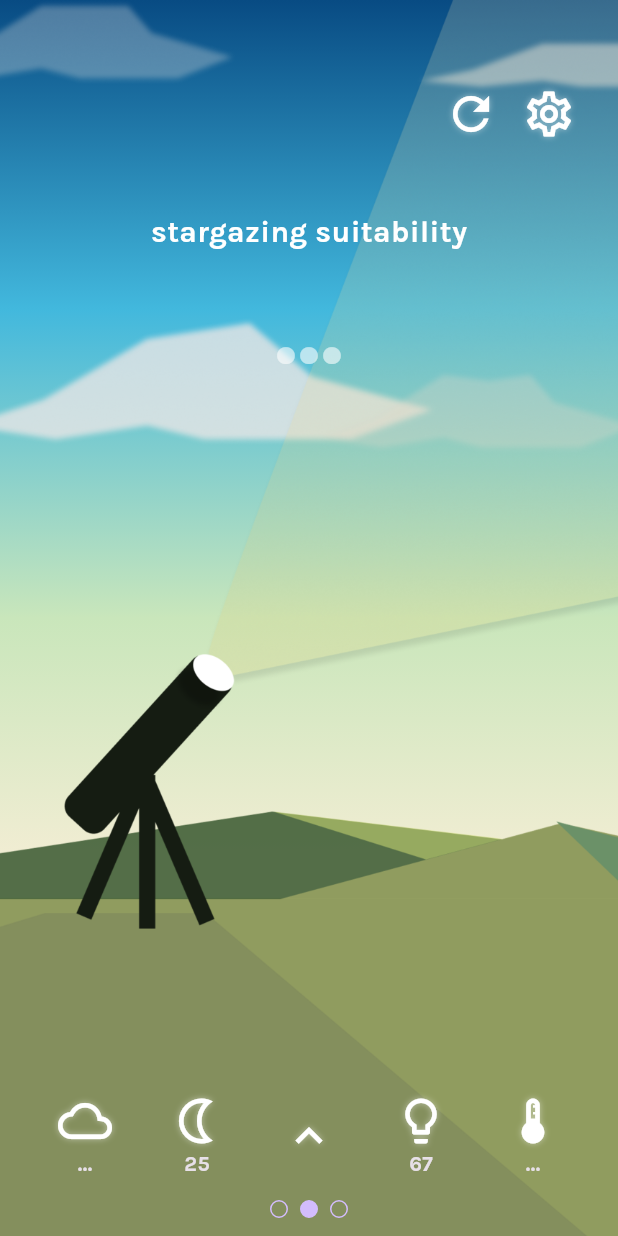
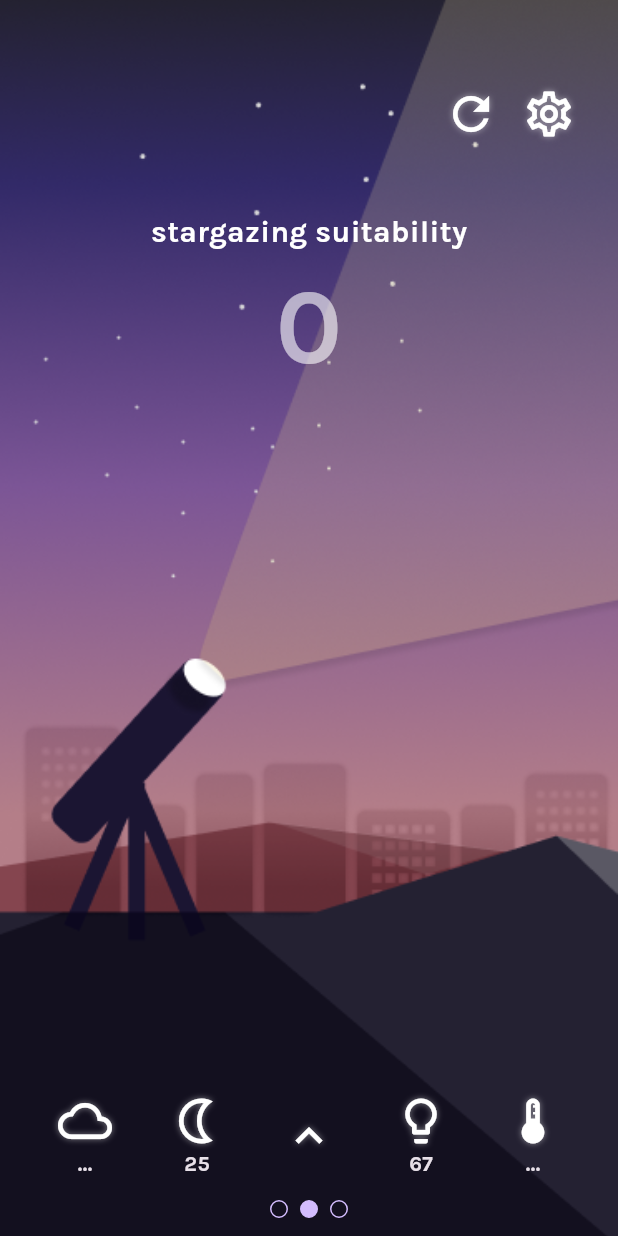
Before and after one commit to khorcarol/skyspy, a Flutter app: the screen it shows after launch, on a phone screen of 412 x 824 dp. Run offline on Flutter 3.47's test engine with Material 3 defaults, Android fonts, the phone set to English and light mode, and no system bars; our stand-ins replace charts_flutter, google_maps_flutter, weather; missing offline and left inert: map_location_picker; network calls fail.

Commit message:
stargazing index real

```diff
--- a/lib/app_state.dart
+++ b/lib/app_state.dart
@@ -21,6 +21,7 @@ class WeatherData extends ChangeNotifier {
   String key = "e43370b37615967700311d81c1fbc5e4";
   late WeatherFactory ws;
   Weather? data;
+  int stargazingIndex = 0;
 
   WeatherData() {
     ws = WeatherFactory(key);
@@ -29,6 +30,7 @@ class WeatherData extends ChangeNotifier {
 
   void queryWeather() async {
     data = await ws.currentWeatherByLocation(55, 0); // TODO: change coords
+    stargazingIndex = (100 / data!.cloudiness!).toInt();
     notifyListeners();
   }
 }
--- a/lib/home.dart
+++ b/lib/home.dart
@@ -39,7 +39,7 @@ class HomePage extends StatelessWidget {
                   ),
                 ),
                 Text(
-                  Provider.of<WeatherData>(context).data?.tempMax?.celsius?.toInt().toString() ?? "...",
+                  Provider.of<WeatherData>(context).stargazingIndex.toString(),
                   style: const TextStyle(
                     color: Color.fromRGBO(255, 255, 255, 0.6),
                     fontSize: 70,
--- a/lib/top_pages.dart
+++ b/lib/top_pages.dart
@@ -3,7 +3,7 @@ import 'package:provider/provider.dart';
 import 'package:skyspy/app_state.dart';
 
 import 'package:skyspy/glowing_icon.dart';
-import 'package:skyspy/home_day.dart';
+import 'package:skyspy/home.dart';
 import 'package:skyspy/maps.dart';
 import 'package:skyspy/widgets.dart';
 
@@ -41,7 +41,7 @@ class _TopPagesState extends State<TopPages> with TickerProviderStateMixin {
           onPageChanged: _handlePageViewChanged,
           children: <Widget>[
             const WidgetPage(),
-            const HomeDayPage(), //change this for which page
+            const HomePage(), //change this for which page
             const MapPage()
           ]),
       Align(
```
